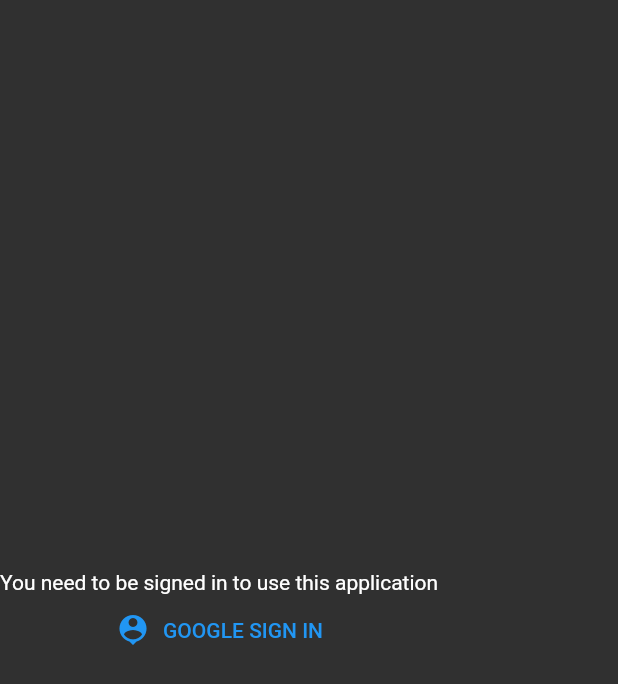
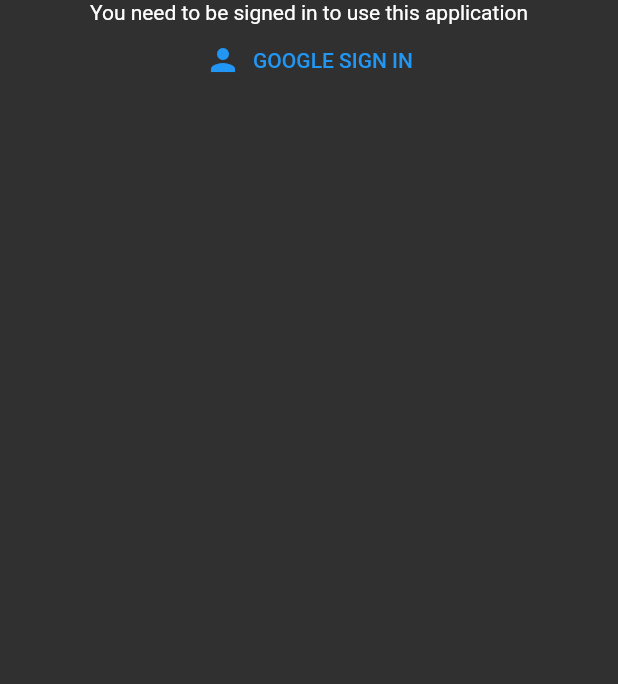
Before and after one commit to GregoryConrad/expense-tracker, a Flutter app: the screen it shows after launch, on a phone screen of 412 x 824 dp. Shown: the top 684 px of the screen. Run offline on Flutter 3.47's test engine with Material 2 defaults, Android fonts, the light colour scheme and no system bars; our stand-ins replace cloud_firestore, firebase_auth; accounts and stored records are empty.

Commit message:
Tweaked UI slightly

```diff
--- a/lib/main.dart
+++ b/lib/main.dart
@@ -22,14 +22,16 @@
   @override
   Widget build(BuildContext context) {
     return Scaffold(
-      body: Column(mainAxisAlignment: MainAxisAlignment.center, children: [
+      body: Center(
+        child: Column(children: [
           Text('You need to be signed in to use this application'),
           TextButton.icon(
             onPressed: signIn,
-          icon: Icon(Icons.person_pin),
+            icon: Icon(Icons.person),
             label: Text('GOOGLE SIGN IN'),
           ),
         ]),
+      ),
     );
   }
 }
@@ -48,8 +50,13 @@
               IconButton(
                 icon: Icon(Icons.delete_forever),
                 onPressed: () => _showRemoveAllConfirmation(context, expenses),
+                tooltip: 'Delete All Expenses',
               ),
-              IconButton(icon: Icon(Icons.person_pin), onPressed: signOut),
+              IconButton(
+                icon: Icon(Icons.account_circle),
+                onPressed: signOut,
+                tooltip: 'Sign Out',
+              ),
             ],
           ),
           floatingActionButton: FloatingActionButton(
```
Lines whose indentation alone changed are shown as unchanged.
